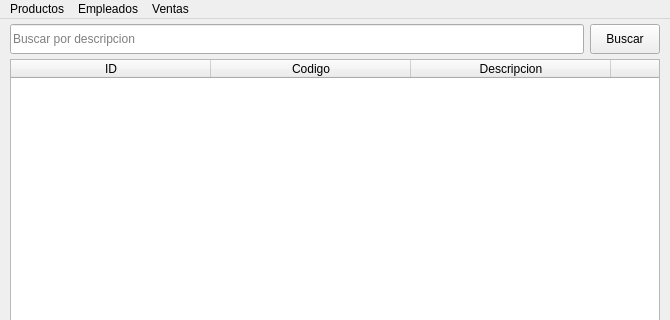
Old version of the form uis/interfazGestor.ui in the repository schulz-franco/gestor_de_ventas; both pictures show x 0 to 670 and y 0 to 320 of the 670 by 568 pixel window.
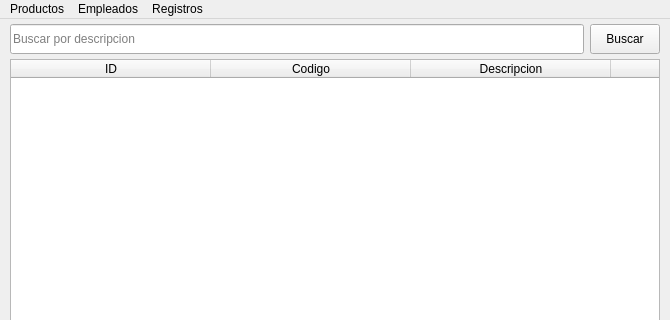
New version of the form.

The edit to the form file:
```diff
--- a/uis/interfazGestor.ui
+++ b/uis/interfazGestor.ui
@@ -690,7 +690,7 @@
    </widget>
    <widget class="QMenu" name="menuVentas">
     <property name="title">
-     <string>Ventas</string>
+     <string>Registros</string>
     </property>
     <addaction name="actionVentas_3"/>
     <addaction name="separator"/>
```
Left out of the diff: 16 changed lines with no effect on the pictures.
